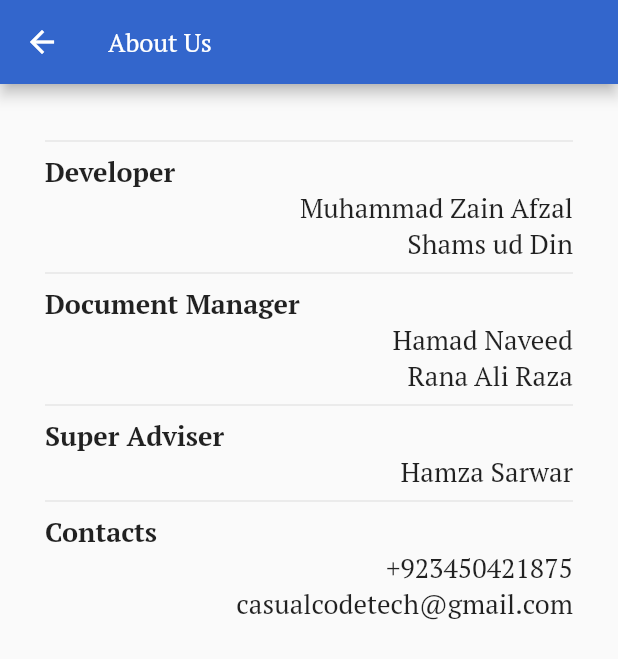
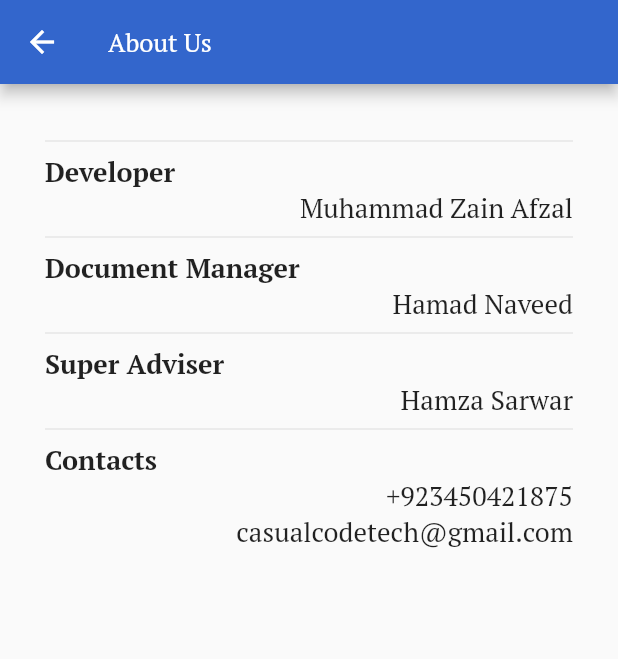
Before and after one commit to ZainMughal1/tutor360, a Flutter app: the AboutUs screen opened by its route, on a phone screen of 412 x 824 dp. Shown: the top 659 px of the screen. Run offline on Flutter 3.47's test engine with Material 2 defaults, Android fonts, the light colour scheme and no system bars; our stand-ins replace animated_text_kit, cloud_firestore, firebase_auth, firebase_core, firebase_messaging, firebase_storage and 9 more; accounts and stored records are empty.

Commit message:
tutor360 Tutor Finder Application

```diff
--- a/lib/AboutUs.dart
+++ b/lib/AboutUs.dart
@@ -25,11 +25,9 @@ class _AboutUsState extends State<AboutUs> {
               Divider(),
               Text("Developer",textAlign: TextAlign.start,style: txt2),
               Text("Muhammad Zain Afzal",textAlign: TextAlign.end,style: txt3),
-              Text("Shams ud Din",textAlign: TextAlign.end,style: txt3),
               Divider(),
               Text("Document Manager",textAlign: TextAlign.start,style: txt2),
               Text("Hamad Naveed",textAlign: TextAlign.end,style: txt3),
-              Text("Rana Ali Raza",textAlign: TextAlign.end,style: txt3),
               Divider(),
               Text("Super Adviser",textAlign: TextAlign.start,style: txt2),
               Text("Hamza Sarwar",textAlign: TextAlign.end,style: txt3),
--- a/lib/Map/MapScreen.dart
+++ b/lib/Map/MapScreen.dart
@@ -1,7 +1,6 @@
 import 'package:flutter/material.dart';
 import 'package:get/get.dart';
 import 'package:google_maps_flutter/google_maps_flutter.dart';
-
 import '../Styles/AppBar.dart';
 
 class MapScreen extends StatefulWidget {
```
Also changed, not shown: 17 other files.
